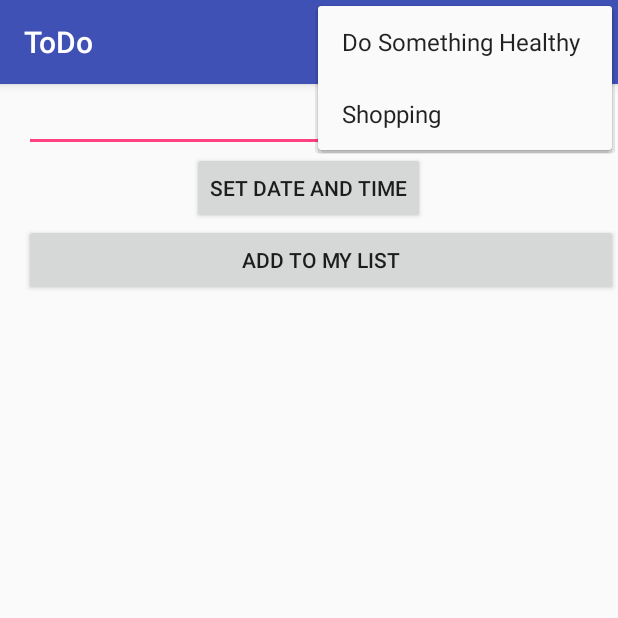
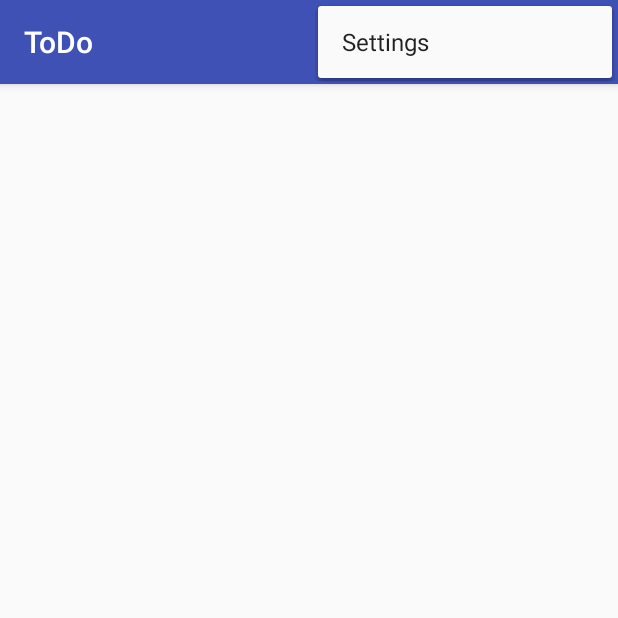
Before and after one commit to Memnarch1113/ToDo, an Android app: the screen it shows after launch (MainActivity), with the options menu open, on a phone screen of 412 x 824 dp, the top half of it. Run offline under Robolectric (Android 15) with nearby library versions, the phone set to English and light mode, and no system bars.

Commit message:
Added the new add item activity

```diff
--- a/app/src/main/AndroidManifest.xml
+++ b/app/src/main/AndroidManifest.xml
@@ -19,6 +19,11 @@
                 <category android:name="android.intent.category.LAUNCHER" />
             </intent-filter>
         </activity>
+        <activity
+            android:name=".AddTask"
+            android:label="@string/app_name"
+            android:theme="@style/AppTheme.NoActionBar"
+            />
     </application>
 
 </manifest>
--- a/app/src/main/java/com/example/placido/todo/ToDoItemsContract.java
+++ b/app/src/main/java/com/example/placido/todo/ToDoItemsContract.java
@@ -14,9 +14,10 @@ public class ToDoItemsContract {
         public static final String TABLE_NAME = "entry";
         //These are the different columns that store all of the data of each todoitem.
         public static final String COLUMN_ONE_ENTRY_ID = "nameid";
-        public static final String COLUMN_TWO_NAME_TITLE = "name";
-        public static final String COLUMN_THREE_NAME_TITLE = "isComplete";
-        public static final String COLUMN_FOUR_NAME_TITLE = "date";
+        public static final String COLUMN_TWO_NAME = "name";
+        public static final String COLUMN_THREE_ISCOMPLETE = "isComplete";
+        public static final String COLUMN_FOUR_DATE_CREATED = "date";
+        public static final String COLUMN_FIVE_DATE_DUE = "dateDue";
     }
     //These define the different pieces of SQLite text that need to be sent to set up a database, initialize it, query it, etc
     private static final String TEXT_TYPE = " TEXT";
@@ -26,14 +27,15 @@ public class ToDoItemsContract {
             "CREATE TABLE " + TodoEntry.TABLE_NAME + " (" +
                     TodoEntry._ID + " INTEGER PRIMARY KEY," +
                     TodoEntry.COLUMN_ONE_ENTRY_ID + TEXT_TYPE + COMMA_SEP +
-                    TodoEntry.COLUMN_TWO_NAME_TITLE + TEXT_TYPE + COMMA_SEP +
-                    TodoEntry.COLUMN_THREE_NAME_TITLE + INT_TYPE + COMMA_SEP +
-                    TodoEntry.COLUMN_FOUR_NAME_TITLE + TEXT_TYPE +
+                    TodoEntry.COLUMN_TWO_NAME + TEXT_TYPE + COMMA_SEP +
+                    TodoEntry.COLUMN_THREE_ISCOMPLETE + INT_TYPE + COMMA_SEP +
+                    TodoEntry.COLUMN_FOUR_DATE_CREATED + TEXT_TYPE + COMMA_SEP +
+                    TodoEntry.COLUMN_FIVE_DATE_DUE + TEXT_TYPE +
                     " )";
     public static String SQL_DELETE_ENTRIES = "DROP TABLE IF EXISTS " + TodoEntry.TABLE_NAME;
 
     public class todoDbHelper extends SQLiteOpenHelper {
-        public static final int DATABASE_VERSION = 1;
+        public static final int DATABASE_VERSION = 3;
         public static final String DATABSE_NAME = "TodoReader.db";
 
         public todoDbHelper(Context context){
--- a/app/src/main/java/com/example/placido/todo/ToDoListAdapter.java
+++ b/app/src/main/java/com/example/placido/todo/ToDoListAdapter.java
@@ -52,80 +52,4 @@ public class ToDoListAdapter extends CursorAdapter {
             completeBox.setChecked(true);
         }
     }
-
-/*
-        THIS IS OLD CODE FROM THE OLD VERSION OF THE TODOLISTADAPTER
-
-    @Override
-    //THIS IS THE IMPORTANT METHOD, that does all of the work to give the ListView what it needs to display
-    public View getView(final int position, View convertView, ViewGroup parent) {
-
-        View v = convertView; //No idea what this is
-
-        if (v == null) {//No idea what this does, exactly
-            LayoutInflater vi;
-            vi = LayoutInflater.from(getContext());
-            v = vi.inflate(R.layout.task_row, parent, false);//IMPORTANT: Not sure, but I think this line tells the adapter what kind of format it should be filling out. In this case, it's the task_row.xml that I made for each ToDoItem
-            //This is code that I thought I needed to make the rows tall enough, but it turned out it wasn't needed
-          //  ViewGroup.LayoutParams l = v.getLayoutParams();
-           // l.height += 10;
-           // v.setLayoutParams(l);
-        }
-
-        toDoItem p = getItem(position);//Don't know how exactly this works, but p will be the toDoItem that the adapter will be adding to the list
-
-        if (p != null) {//Find each of the elements that are stored in the task_row.xml layout, so that we can edit them
-            TextView nameView = (TextView) v.findViewById(R.id.toDoName);
-            TextView dateView = (TextView) v.findViewById(R.id.dateAdded);
-            CheckBox completeBox = (CheckBox) v.findViewById(R.id.checkbox);
-
-            //Then, if the toDoItem in question has each of the following properties, change the TextViews so so that they show off the correct values
-            if (nameView != null) {
-                nameView.setText(p.getName());
-            }
-
-            if (dateView != null) {
-                dateView.setText(p.getDateCreated());
-            }
-
-            if (completeBox != null) {
-                completeBox.setChecked(p.isCompleted());
-                //When drawing a toDoItem for the first time, check to see if it's marked complete. If it is, mark it's name and date created to be drawn as struckthrough
-                if (p.isCompleted() && nameView != null && dateView != null) {
-                    nameView.setPaintFlags(nameView.getPaintFlags() | Paint.STRIKE_THRU_TEXT_FLAG);
-                    dateView.setPaintFlags(dateView.getPaintFlags() | Paint.STRIKE_THRU_TEXT_FLAG);
-                }
-
-                //When you're done with that, make a listener for the checkbox, that will wait until user clicks on it,
-                //when they do make the text struckthrough or not, depending on whether or not the
-                //checkbox is now checked or clear
-                completeBox.setOnClickListener(new View.OnClickListener() {
-                    @Override
-                    public void onClick(View v) {
-
-                        LinearLayout outerList = (LinearLayout) v.getParent();//Get the container of the checkbox so we can find the text views that show the name and date of the todoitem
-                        TextView nameField = (TextView) outerList.findViewById(R.id.toDoName);//Fetch the name field
-                        TextView dateField = (TextView) outerList.findViewById(R.id.dateAdded);//Fetch the date field
-                        CheckBox c = (CheckBox) v;//Cast the checkbox so we can see if it is checked
-                        if (c.isChecked()) {//If the checkbox is now checked, set both of those fields to struck through
-                            nameField.setPaintFlags(nameField.getPaintFlags() | Paint.STRIKE_THRU_TEXT_FLAG);
-                            dateField.setPaintFlags(dateField.getPaintFlags() | Paint.STRIKE_THRU_TEXT_FLAG);
-                        }
-                        else {//Set both of those fields to not struck through
-                            nameField.setPaintFlags(1);
-                            dateField.setPaintFlags(1);
-                        }
-                        if (context instanceof MainActivity){
-                            ((MainActivity) context).toggleCompleted(position);
-                        }
-
-                    }
-                });
-            }
-        }
-
-
-        return v;//Then after populating the layout, the adapter returns the view to the ListView, which adds it as a row it displays.
-    }
-    */
 }
--- a/app/src/main/res/layout/activity_main.xml
+++ b/app/src/main/res/layout/activity_main.xml
@@ -21,36 +21,10 @@
         app:layout_behavior="@string/appbar_scrolling_view_behavior"
         tools:showIn="@layout/activity_main" tools:context=".MainActivity">
 
-        <EditText
-            android:layout_width="fill_parent"
-            android:layout_height="wrap_content"
-            android:id="@+id/editText"
-            android:layout_alignParentTop="true"
-            android:layout_alignParentLeft="true"
-            android:layout_alignParentStart="true" />
-
-        <Button
-            android:layout_width="wrap_content"
-            android:layout_height="wrap_content"
-            android:text="@string/set_date_and_time"
-            android:id="@+id/button2"
-            android:layout_below="@+id/editText"
-            android:layout_centerHorizontal="true" />
-
-        <Button
-            android:layout_width="fill_parent"
-            android:layout_height="wrap_content"
-            android:text="@string/add_to_list"
-            android:id="@+id/button"
-            android:layout_below="@+id/button2"
-            android:layout_alignParentLeft="true"
-            android:layout_alignParentStart="true" />
-
         <ListView
             android:layout_width="wrap_content"
             android:layout_height="wrap_content"
             android:id="@+id/listView"
-            android:layout_below="@+id/button"
             android:layout_alignParentLeft="true"
             android:layout_alignParentStart="true"
             android:clickable="true"
--- a/app/src/main/res/menu/menu_main.xml
+++ b/app/src/main/res/menu/menu_main.xml
@@ -3,4 +3,9 @@
     xmlns:tools="http://schemas.android.com/tools" tools:context=".MainActivity">
     <item android:id="@+id/action_settings" android:title="@string/action_settings"
         android:orderInCategory="100" app:showAsAction="never" />
+    <item
+        android:id="@+id/add_button"
+        android:icon="@drawable/ic_add_black_24dp"
+        android:title="@string/addTo"
+        app:showAsAction="ifRoom"/>
 </menu>
--- a/app/src/main/res/values/strings.xml
+++ b/app/src/main/res/values/strings.xml
@@ -3,6 +3,8 @@
     <string name="action_settings">Settings</string>
     <string name="add_to_list">Add to my list</string>
     <string name="set_date_and_time">Set Date and Time</string>
+    <string name="addTo">Add</string>
+    <string name="task_name">Task Name</string>
     <string-array name="do_something_healthy" >
         <item>"Exercise"</item>
         <item>"Meditate"</item>
```
Also changed, not shown: app/src/main/java/com/example/placido/todo/AddTask.java (added, +97 -0 lines), app/src/main/java/com/example/placido/todo/MainActivity.java (+35 -31 lines), app/src/main/res/layout/add_task.xml (added, +47 -0 lines), app/src/main/res/drawable/ic_add_black_24dp.png (added).
